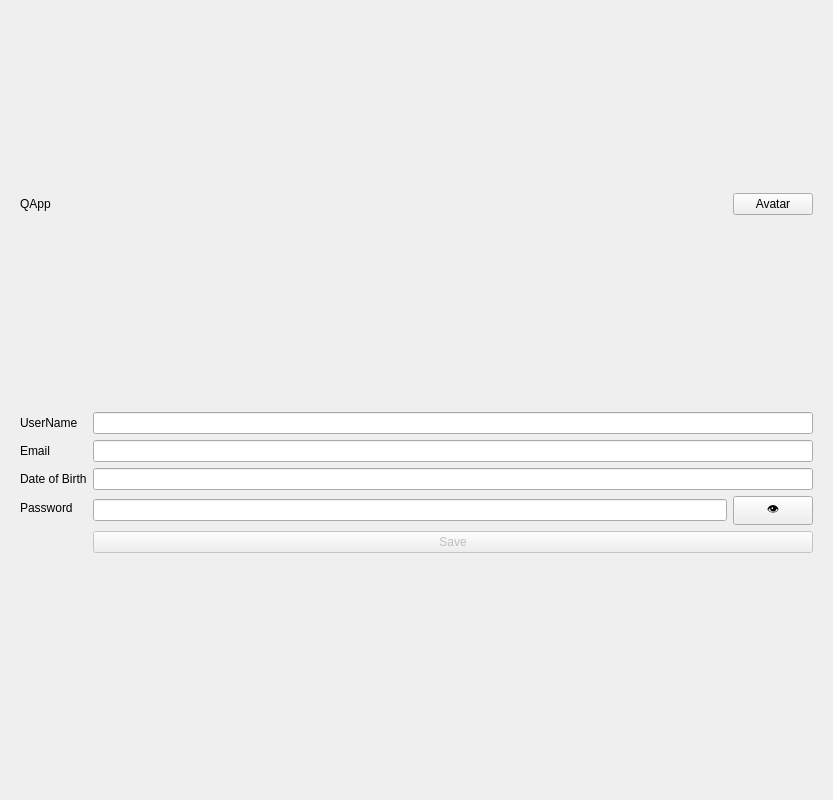
luandv03/Quizz-app, file frontend/profile.ui: the form before one commit.
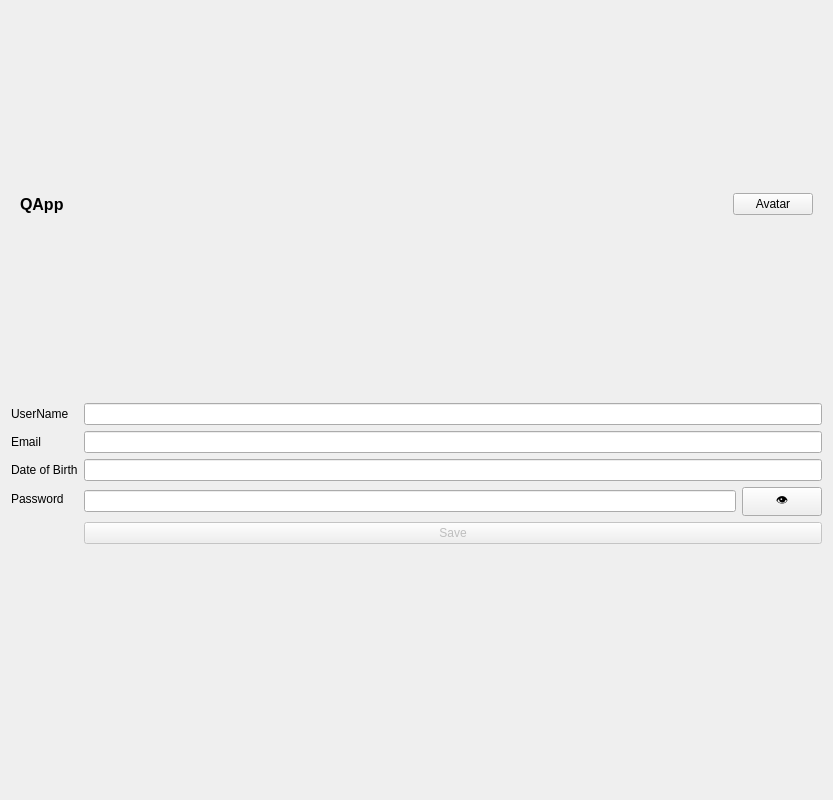
The form after the commit.

The edit to the form file:
```diff
--- a/frontend/profile.ui
+++ b/frontend/profile.ui
@@ -26,6 +26,15 @@
      <layout class="QHBoxLayout" name="horizontalLayout">
       <item>
        <widget class="QLabel" name="logoLabel">
+        <property name="font">
+         <font>
+          <pointsize>12</pointsize>
+          <bold>true</bold>
+         </font>
+        </property>
+        <property name="cursor">
+         <cursorShape>PointingHandCursor</cursorShape>
+        </property>
         <property name="text">
          <string>QApp</string>
         </property>
@@ -56,10 +65,7 @@
    </item>
 
    <item>
-    <widget class="QWidget" name="profileDetailsWidget">
      <layout class="QFormLayout" name="profileDetailsLayout">
-
-      <!-- UserName -->
       <item row="0" column="0">
        <widget class="QLabel" name="userNameLabel">
         <property name="text">
@@ -121,9 +127,7 @@
         </item>
        </layout>
       </item>
-
-      <!-- Save Button -->
-      <item row="4" column="1" alignment="Qt::AlignRight">
+     <item row="4" column="1">
        <widget class="QPushButton" name="saveButton">
         <property name="text">
          <string>Save</string>
@@ -131,13 +135,13 @@
         <property name="enabled">
          <bool>false</bool>
         </property>
-       </widget>
-      </item>
-
-     </layout>
-    </widget>
+       <property name="text">
+        <string>Save</string>
+       </property>
+      </widget>
+     </item>
+    </layout>
    </item>
-
   </layout>
  </widget>
  <resources/>
```
Left out of the diff: 19 changed lines with no effect on the pictures. Lines whose indentation alone changed are shown as unchanged.
